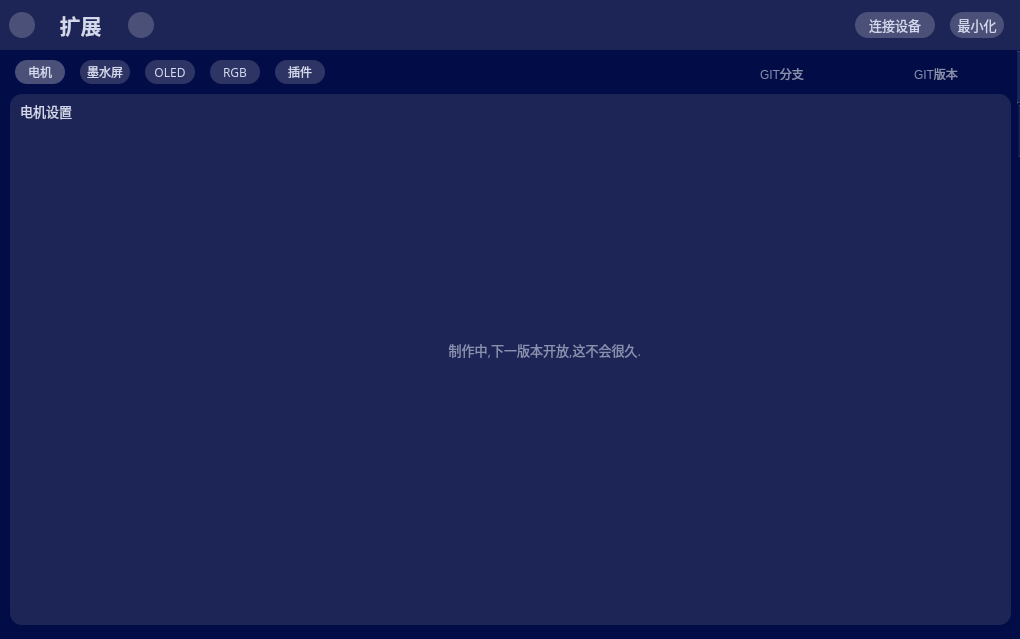
Huiyicc/hw75-tools, file ui/mainwindow.ui: the form before one commit.
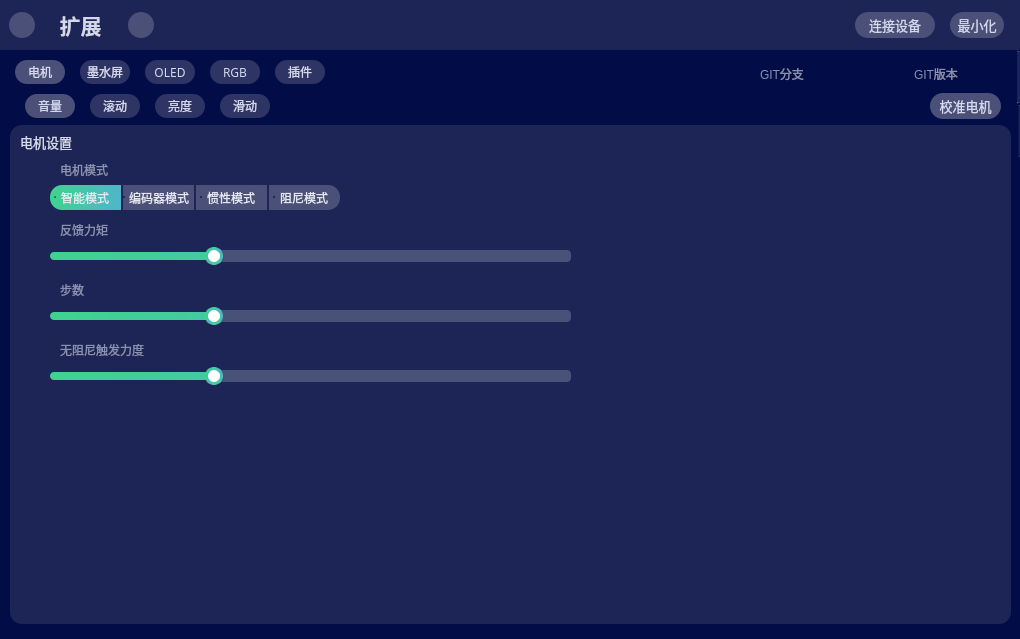
The form after the commit. The open tabs and pages were chosen to show the change. Icons and pictures are not drawn.

Commit message: - 增加电机设置,准备对接电机通信 - 增加电机校准窗口

What changed in the file:
```diff
--- a/ui/mainwindow.ui
+++ b/ui/mainwindow.ui
@@ -264,7 +264,7 @@
      </attribute>
      <widget class="QTabWidget" name="ctrl_tabWidget">
       <property name="enabled">
-       <bool>false</bool>
+       <bool>true</bool>
       </property>
       <property name="geometry">
        <rect>
@@ -322,13 +322,126 @@
        <attribute name="title">
         <string>电机</string>
        </attribute>
-       <widget class="QGroupBox" name="groupBox_6">
+       <widget class="QTabWidget" name="ctrl_tabWidget_knob">
+        <property name="enabled">
+         <bool>true</bool>
+        </property>
         <property name="geometry">
          <rect>
           <x>10</x>
           <y>10</y>
+          <width>271</width>
+          <height>31</height>
+         </rect>
+        </property>
+        <property name="font">
+         <font>
+          <family>黑体</family>
+          <pointsize>9</pointsize>
+         </font>
+        </property>
+        <property name="tabletTracking">
+         <bool>false</bool>
+        </property>
+        <property name="focusPolicy">
+         <enum>Qt::TabFocus</enum>
+        </property>
+        <property name="styleSheet">
+         <string notr="true">QTabBar {
+border: none;
+}
+QTabWidget::pane {
+    border: none; /* 去除选项卡内容区域的边框 */
+}
+QTabBar::tab{
+	height:24px;
+	width:50px;
+	color: rgb(211, 216, 237);
+	margin-left: 15px;
+    border-radius: 12px;
+    background-color: rgba(75, 80, 121,0.6);
+}
+QTabBar::tab:hover{
+background-color: rgba(75, 80, 121,0.8);
+}
+QTabBar::tab:selected {
+    background-color: rgba(75, 80, 121,1);
+}
+</string>
+        </property>
+        <property name="tabPosition">
+         <enum>QTabWidget::North</enum>
+        </property>
+        <property name="tabShape">
+         <enum>QTabWidget::Rounded</enum>
+        </property>
+        <property name="currentIndex">
+         <number>0</number>
+        </property>
+        <widget class="QWidget" name="ctrl_tab_knob_2">
+         <attribute name="title">
+          <string>音量</string>
+         </attribute>
+        </widget>
+        <widget class="QWidget" name="ctrl_tab_Plugin_2">
+         <attribute name="title">
+          <string>滚动</string>
+         </attribute>
+        </widget>
+        <widget class="QWidget" name="tab">
+         <attribute name="title">
+          <string>亮度</string>
+         </attribute>
+        </widget>
+        <widget class="QWidget" name="tab_3">
+         <attribute name="title">
+          <string>滑动</string>
+         </attribute>
+        </widget>
+       </widget>
+       <widget class="QPushButton" name="ctrl_knob_button_calibration">
+        <property name="geometry">
+         <rect>
+          <x>930</x>
+          <y>9</y>
+          <width>71</width>
+          <height>26</height>
+         </rect>
+        </property>
+        <property name="font">
+         <font>
+          <family>黑体</family>
+          <pointsize>10</pointsize>
+         </font>
+        </property>
+        <property name="styleSheet">
+         <string notr="true">QPushButton {
+    background-color: rgba(75, 80, 121,1);
+    border-radius: 13px;
+    color: rgb(211, 216, 237);
+}
+QPushButton:hover {
+    background-color: rgba(75, 80, 121,0.8);
+}
+QPushButton:pressed {
+    background-color: rgba(75, 80, 121,0.6);
+}
+QPushButton:focus {
+    outline: none;
+}
+</string>
+        </property>
+        <property name="text">
+         <string>校准电机</string>
+        </property>
+       </widget>
+       <widget class="QGroupBox" name="groupBox_9">
+        <property name="geometry">
+         <rect>
+          <x>10</x>
+          <y>41</y>
           <width>1001</width>
-          <height>531</height>
+          <height>499</height>
          </rect>
         </property>
         <property name="font">
@@ -354,31 +467,442 @@
         <property name="title">
          <string>电机设置</string>
         </property>
-        <widget class="QLabel" name="label_7">
+        <widget class="QGroupBox" name="groupBox_6">
          <property name="geometry">
           <rect>
-           <x>400</x>
-           <y>240</y>
-           <width>231</width>
-           <height>31</height>
+           <x>30</x>
+           <y>30</y>
+           <width>311</width>
+           <height>71</height>
           </rect>
          </property>
-         <property name="font">
-          <font>
-           <family>黑体</family>
-           <pointsize>10</pointsize>
-          </font>
+         <property name="styleSheet">
+          <string notr="true">QGroupBox {
+    border: none; /* 移除边框 */
+	color:rgb(138, 144, 176);
+}
+QGroupBox::title {
+	margin-top: 8px;
+	margin-left: 18px;
+}</string>
          </property>
+         <property name="title">
+          <string>电机模式</string>
+         </property>
+         <widget class="QRadioButton" name="ctrl_knob_mode_switch_1">
+          <property name="geometry">
+           <rect>
+            <x>10</x>
+            <y>30</y>
+            <width>71</width>
+            <height>25</height>
+           </rect>
+          </property>
+          <property name="styleSheet">
+           <string notr="true">QRadioButton {
+color: rgb(230, 232, 240);
+border-top-left-radius: 12px;
+border-bottom-left-radius: 12px;
+padding-left: 5px;
+}
+QRadioButton::unchecked {
+background-color: rgba(75, 80, 121,1);
+}
+QRadioButton::checked {
+background:qlineargradient(x1:0, y1:1, x2:1, y2:1, stop:0 #3fd38f, stop:1 #50b4cb);
+border: none;
+}
+QRadioButton::indicator {
+width: 0px;
+height: 0px;
+}</string>
+          </property>
+          <property name="text">
+           <string>智能模式</string>
+          </property>
+          <property name="checked">
+           <bool>true</bool>
+          </property>
+         </widget>
+         <widget class="QRadioButton" name="ctrl_knob_mode_switch_3">
+          <property name="geometry">
+           <rect>
+            <x>156</x>
+            <y>30</y>
+            <width>71</width>
+            <height>25</height>
+           </rect>
+          </property>
+          <property name="styleSheet">
+           <string notr="true">QRadioButton {
+color: rgb(230, 232, 240);
+padding-left: 5px;
+}
+QRadioButton::unchecked {
+background-color: rgba(75, 80, 121,1);
+}
+QRadioButton::checked {
+background:qlineargradient(x1:0, y1:1, x2:1, y2:1, stop:0 #3fd38f, stop:1 #50b4cb);
+border: none;
+}
+QRadioButton::indicator {
+width: 0px;
+height: 0px;
+}</string>
+          </property>
+          <property name="text">
+           <string>惯性模式</string>
+          </property>
+         </widget>
+         <widget class="QRadioButton" name="ctrl_knob_mode_switch_2">
+          <property name="geometry">
+           <rect>
+            <x>83</x>
+            <y>30</y>
+            <width>71</width>
+            <height>25</height>
+           </rect>
+          </property>
+          <property name="styleSheet">
+           <string notr="true">QRadioButton {
+color: rgb(230, 232, 240);
+}
+QRadioButton::unchecked {
+background-color: rgba(75, 80, 121,1);
+}
+QRadioButton::checked {
+background:qlineargradient(x1:0, y1:1, x2:1, y2:1, stop:0 #3fd38f, stop:1 #50b4cb);
+border: none;
+}
+QRadioButton::indicator {
+width: 0px;
+height: 0px;
+}</string>
+          </property>
+          <property name="text">
+           <string>编码器模式</string>
+          </property>
+         </widget>
+         <widget class="QRadioButton" name="ctrl_knob_mode_switch_4">
+          <property name="geometry">
+           <rect>
+            <x>229</x>
+            <y>30</y>
+            <width>71</width>
+            <height>25</height>
+           </rect>
+          </property>
+          <property name="styleSheet">
+           <string notr="true">QRadioButton {
+color: rgb(230, 232, 240);
+border-top-right-radius: 12px;
+border-bottom-right-radius: 12px;
+padding-left: 5px;
+}
+QRadioButton::unchecked {
+background-color: rgba(75, 80, 121,1);
+}
+QRadioButton::checked {
+background:qlineargradient(x1:0, y1:1, x2:1, y2:1, stop:0 #3fd38f, stop:1 #50b4cb);
+border: none;
+}
+QRadioButton::indicator {
+width: 0px;
+height: 0px;
+}</string>
+          </property>
+          <property name="text">
+           <string>阻尼模式</string>
+          </property>
+         </widget>
+        </widget>
+        <widget class="QGroupBox" name="groupBox_10">
+         <property name="geometry">
+          <rect>
+           <x>30</x>
+           <y>90</y>
+           <width>561</width>
+           <height>61</height>
+          </rect>
+         </property>
          <property name="styleSheet">
-          <string notr="true">background:rgb(29, 37, 86);
+          <string notr="true">QGroupBox {
+    border: none; /* 移除边框 */
+	color:rgb(138, 144, 176);
+}
+QGroupBox::title {
+	margin-top: 8px;
+	margin-left: 18px;
+}</string>
+         </property>
+         <property name="title">
+          <string>反馈力矩</string>
+         </property>
+         <widget class="QSlider" name="ctrl_knob_horizontalSlider_feedback">
+          <property name="geometry">
+           <rect>
+            <x>10</x>
+            <y>30</y>
+            <width>521</width>
+            <height>22</height>
+           </rect>
+          </property>
+          <property name="styleSheet">
+           <string notr="true">QSlider
+{
+    background:rgba(0,0,0,0);
+    border-style: outset;
+    border-radius: 3px;
+}
+
+QSlider::groove:horizontal
+{
+    height: 8px;
+background:qlineargradient(x1:0, y1:1, x2:1, y2:1, stop:0 #3fd38f, stop:1 #50b4cb);
+    margin: 2px 0;
+border-radius:4px;
+}
+QSlider::handle:horizontal
+{
+    background: #fff;
+    width: 12px;
+    height: 12px;
+    margin: -5px 6px -5px 6px;
+    border-radius:9px;
+    border: 3px solid qlineargradient(x1:0, y1:1, x2:1, y2:1, stop:0 #3fd38f, stop:1 #50b4cb);
+}
+QSlider::add-page:horizontal
+{
+    height: 8px;
+background: rgb(72,81,120);
+border-radius:4px;
+}</string>
+          </property>
+          <property name="value">
+           <number>30</number>
+          </property>
+          <property name="orientation">
+           <enum>Qt::Horizontal</enum>
+          </property>
+         </widget>
+         <widget class="QLabel" name="ctrl_knob_label_feedback">
+          <property name="geometry">
+           <rect>
+            <x>532</x>
+            <y>26</y>
+            <width>31</width>
+            <height>31</height>
+           </rect>
+          </property>
+          <property name="font">
+           <font>
+            <family>黑体</family>
+            <pointsize>10</pointsize>
+           </font>
+          </property>
+          <property name="styleSheet">
+           <string notr="true">background:rgb(29, 37, 86);
 color:rgb(138, 144, 176);</string>
+          </property>
+          <property name="text">
+           <string/>
+          </property>
+          <property name="alignment">
+           <set>Qt::AlignLeading|Qt::AlignLeft|Qt::AlignVCenter</set>
+          </property>
+         </widget>
+        </widget>
+        <widget class="QGroupBox" name="groupBox_11">
+         <property name="geometry">
+          <rect>
+           <x>30</x>
+           <y>150</y>
+           <width>561</width>
+           <height>61</height>
+          </rect>
          </property>
-         <property name="text">
-          <string>制作中,下一版本开放,这不会很久.</string>
+         <property name="styleSheet">
+          <string notr="true">QGroupBox {
+    border: none; /* 移除边框 */
+	color:rgb(138, 144, 176);
+}
+QGroupBox::title {
+	margin-top: 8px;
+	margin-left: 18px;
+}</string>
          </property>
-         <property name="alignment">
-          <set>Qt::AlignRight|Qt::AlignTrailing|Qt::AlignVCenter</set>
+         <property name="title">
+          <string>步数</string>
          </property>
+         <widget class="QSlider" name="ctrl_knob_horizontalSlider_step">
+          <property name="geometry">
+           <rect>
+            <x>10</x>
+            <y>30</y>
+            <width>521</width>
+            <height>22</height>
+           </rect>
+          </property>
+          <property name="styleSheet">
+           <string notr="true">QSlider
+{
+    background:rgba(0,0,0,0);
+    border-style: outset;
+    border-radius: 3px;
+}
+
+QSlider::groove:horizontal
+{
+    height: 8px;
+background:qlineargradient(x1:0, y1:1, x2:1, y2:1, stop:0 #3fd38f, stop:1 #50b4cb);
+    margin: 2px 0;
+border-radius:4px;
+}
+QSlider::handle:horizontal
+{
+    background: #fff;
+    width: 12px;
+    height: 12px;
+    margin: -5px 6px -5px 6px;
+    border-radius:9px;
+    border: 3px solid qlineargradient(x1:0, y1:1, x2:1, y2:1, stop:0 #3fd38f, stop:1 #50b4cb);
+}
+QSlider::add-page:horizontal
+{
+    height: 8px;
+background: rgb(72,81,120);
+border-radius:4px;
+}</string>
+          </property>
+          <property name="value">
+           <number>30</number>
+          </property>
+          <property name="orientation">
+           <enum>Qt::Horizontal</enum>
+          </property>
+         </widget>
+         <widget class="QLabel" name="ctrl_knob_label_step">
+          <property name="geometry">
+           <rect>
+            <x>532</x>
+            <y>26</y>
+            <width>31</width>
+            <height>31</height>
+           </rect>
+          </property>
+          <property name="font">
+           <font>
+            <family>黑体</family>
+            <pointsize>10</pointsize>
+           </font>
+          </property>
+          <property name="styleSheet">
+           <string notr="true">background:rgb(29, 37, 86);
+color:rgb(138, 144, 176);</string>
+          </property>
+          <property name="text">
+           <string/>
+          </property>
+          <property name="alignment">
+           <set>Qt::AlignLeading|Qt::AlignLeft|Qt::AlignVCenter</set>
+          </property>
+         </widget>
+        </widget>
+        <widget class="QGroupBox" name="ctrl_knob_groupBox_limit">
+         <property name="geometry">
+          <rect>
+           <x>30</x>
+           <y>210</y>
+           <width>561</width>
+           <height>61</height>
+          </rect>
+         </property>
+         <property name="styleSheet">
+          <string notr="true">QGroupBox {
+    border: none; /* 移除边框 */
+	color:rgb(138, 144, 176);
+}
+QGroupBox::title {
+	margin-top: 8px;
+	margin-left: 18px;
+}</string>
+         </property>
+         <property name="title">
+          <string>无阻尼触发力度</string>
+         </property>
+         <widget class="QSlider" name="ctrl_knob_horizontalSlider_limit">
+          <property name="geometry">
+           <rect>
+            <x>10</x>
+            <y>30</y>
+            <width>521</width>
+            <height>22</height>
+           </rect>
+          </property>
+          <property name="styleSheet">
+           <string notr="true">QSlider
+{
+    background:rgba(0,0,0,0);
+    border-style: outset;
+    border-radius: 3px;
+}
+
+QSlider::groove:horizontal
+{
+    height: 8px;
+background:qlineargradient(x1:0, y1:1, x2:1, y2:1, stop:0 #3fd38f, stop:1 #50b4cb);
+    margin: 2px 0;
+border-radius:4px;
+}
+QSlider::handle:horizontal
+{
+    background: #fff;
+    width: 12px;
+    height: 12px;
+    margin: -5px 6px -5px 6px;
+    border-radius:9px;
+    border: 3px solid qlineargradient(x1:0, y1:1, x2:1, y2:1, stop:0 #3fd38f, stop:1 #50b4cb);
+}
+QSlider::add-page:horizontal
+{
+    height: 8px;
+background: rgb(72,81,120);
+border-radius:4px;
+}</string>
+          </property>
+          <property name="value">
+           <number>30</number>
+          </property>
+          <property name="orientation">
+           <enum>Qt::Horizontal</enum>
+          </property>
+         </widget>
+         <widget class="QLabel" name="ctrl_knob_label_limit">
+          <property name="geometry">
+           <rect>
+            <x>532</x>
+            <y>26</y>
+            <width>31</width>
+            <height>31</height>
+           </rect>
+          </property>
+          <property name="font">
+           <font>
+            <family>黑体</family>
+            <pointsize>10</pointsize>
+           </font>
+          </property>
+          <property name="styleSheet">
+           <string notr="true">background:rgb(29, 37, 86);
+color:rgb(138, 144, 176);</string>
+          </property>
+          <property name="text">
+           <string/>
+          </property>
+          <property name="alignment">
+           <set>Qt::AlignLeading|Qt::AlignLeft|Qt::AlignVCenter</set>
+          </property>
+         </widget>
         </widget>
        </widget>
       </widget>
```
Left out of the diff: 2 changed lines with no effect on the pictures. The commit also changes 15 other files.
